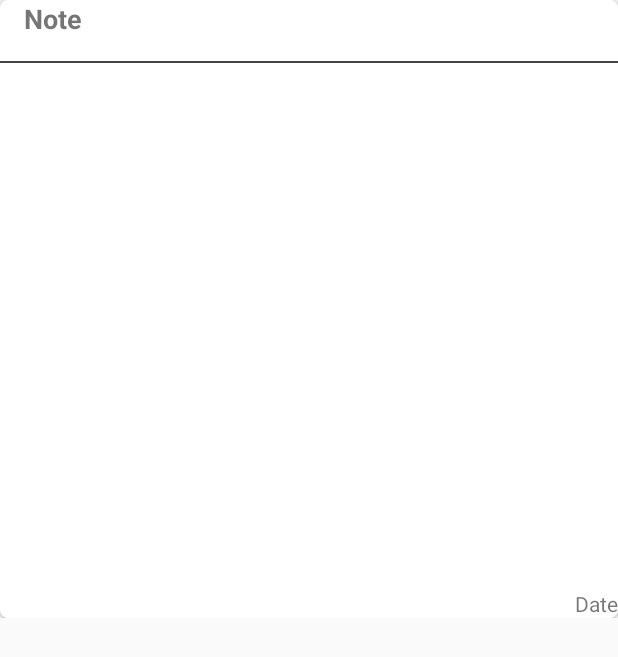
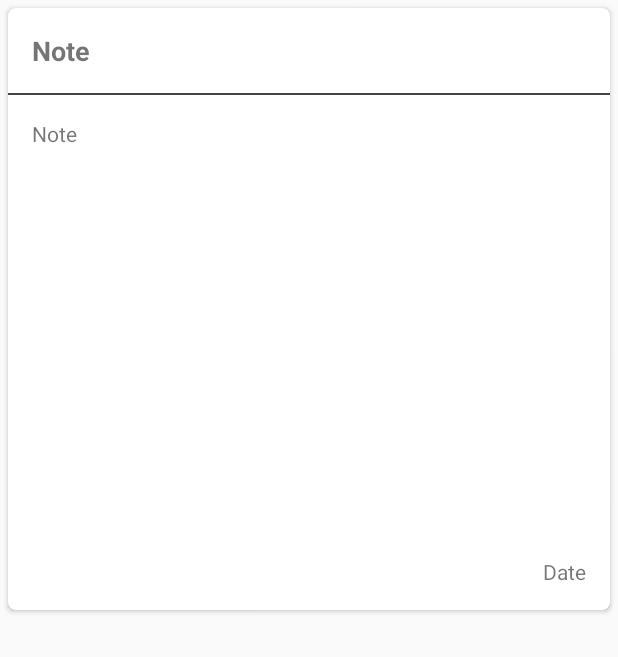
Before and after one commit to Cyberbob315/Note, an Android app: the layout item_note_main.xml on its own in the app's theme, with its tools: preview values and no code run, on a phone screen of 412 x 824 dp. Shown: the top 657 px of the screen. Run offline under Robolectric (Android 15) with nearby library versions, the phone set to English and light mode, and no system bars.

Commit message:
- Fixing and optimizing project

```diff
--- a/app/src/main/java/nhannt/note/adapter/NoteAdapter.java
+++ b/app/src/main/java/nhannt/note/adapter/NoteAdapter.java
@@ -7,6 +7,7 @@ import android.support.v7.widget.RecyclerView;
 import android.view.LayoutInflater;
 import android.view.View;
 import android.view.ViewGroup;
+import android.widget.ImageView;
 import android.widget.TextView;
 
 import java.util.ArrayList;
--- a/app/src/main/res/layout/item_note_main.xml
+++ b/app/src/main/res/layout/item_note_main.xml
@@ -3,15 +3,16 @@
     android:layout_width="match_parent"
     android:layout_height="match_parent"
     xmlns:app="http://schemas.android.com/apk/res-auto"
+    android:background="?attr/selectableItemBackground"
     android:orientation="vertical">
 
     <android.support.v7.widget.CardView
         android:id="@+id/card_view_note"
         android:layout_width="match_parent"
         android:layout_height="match_parent"
-        android:elevation="5dp"
+        android:layout_margin="5dp"
+        app:elevation="10dp"
         app:cardCornerRadius="5dp">
-
         <RelativeLayout
             android:layout_width="match_parent"
             android:layout_height="match_parent">
@@ -22,6 +23,7 @@
                 android:textStyle="bold"
                 android:textSize="@dimen/text_size_big"
                 android:maxLines="1"
+                android:layout_marginTop="@dimen/activity_vertical_margin"
                 android:layout_width="match_parent"
                 android:layout_height="wrap_content"
                 android:paddingLeft="@dimen/activity_horizontal_margin"
@@ -39,6 +41,9 @@
                 android:id="@+id/tv_content_note_item"
                 android:layout_marginTop="@dimen/activity_vertical_margin"
                 android:layout_marginBottom="@dimen/activity_vertical_margin"
+                android:paddingLeft="@dimen/activity_horizontal_margin"
+                android:text="@string/app_name"
+                android:paddingRight="@dimen/activity_horizontal_margin"
                 android:layout_below="@id/tv_seperate"
                 android:layout_width="match_parent"
                 android:layout_height="match_parent"
@@ -51,6 +56,8 @@
                 android:layout_height="wrap_content"
                 android:layout_alignParentBottom="true"
                 android:layout_alignParentEnd="true"
+                android:layout_marginBottom="@dimen/activity_vertical_margin"
+                android:paddingRight="@dimen/activity_horizontal_margin"
                 android:textSize="@dimen/text_size_normal" />
         </RelativeLayout>
     </android.support.v7.widget.CardView>
--- a/app/src/main/res/menu/menu_edit_note.xml
+++ b/app/src/main/res/menu/menu_edit_note.xml
@@ -5,17 +5,17 @@
         android:id="@+id/bt_choose_picture_menu"
         android:icon="@drawable/ic_camera"
         android:title="@string/choose_photo"
-        app:showAsAction="ifRoom"/>
+        app:showAsAction="always"/>
     <item
         android:id="@+id/bt_choose_color_menu"
         android:icon="@drawable/ic_color_selector"
         android:title="@string/select_color"
-        app:showAsAction="ifRoom"/>
+        app:showAsAction="always"/>
     <item
         android:id="@+id/bt_done_menu"
         android:icon="@drawable/ic_check"
         android:title="@string/btn_ok"
-        app:showAsAction="ifRoom"/>
+        app:showAsAction="always"/>
     <item
         android:icon="@drawable/ic_add_new"
         android:id="@+id/bt_new_note_menu"
--- a/app/src/main/res/values/strings.xml
+++ b/app/src/main/res/values/strings.xml
@@ -6,6 +6,9 @@
     <string name="btn_ok">OK</string>
     <string name="btn_cancel">Cancel</string>
     <string name="date">Date</string>
+    <string name="close">Close</string>
+    <string name="warning_title">Warning!</string>
+    <string name="warning_content">You need to enter note title!</string>
     <!-- New Activity , Detail Activity -->
     <string name="new_note">New Note</string>
     <string name="share">Share</string>
```
Also changed, not shown: app/src/main/java/nhannt/note/base/BaseFragment.java (+14 -2 lines), app/src/main/java/nhannt/note/utils/Common.java (+24 -0 lines), app/src/main/res/values/styles.xml (+11 -0 lines), app/src/main/ic_launcher-web.png, app/src/main/res/mipmap-hdpi/ic_launcher.png, app/src/main/res/mipmap-mdpi/ic_launcher.png, app/src/main/res/mipmap-xhdpi/ic_launcher.png, app/src/main/res/mipmap-xxhdpi/ic_launcher.png, app/src/main/res/mipmap-xxxhdpi/ic_launcher.png.
